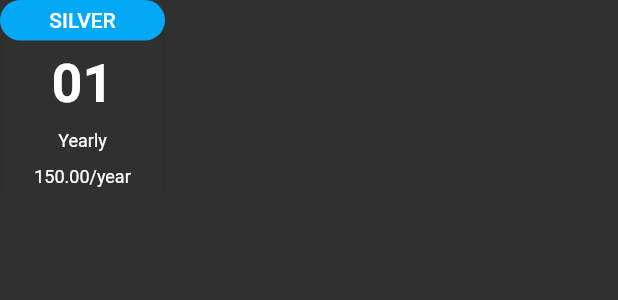
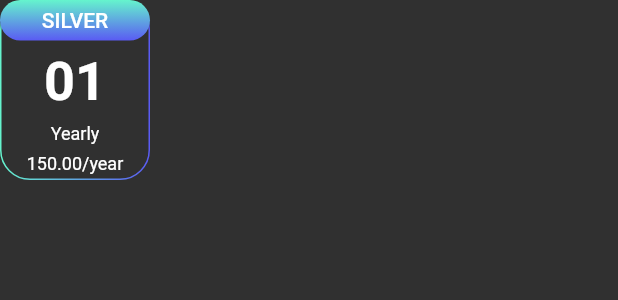
Before and after one commit to arunkc72/freelancerApp, a Flutter app: the BrandBuilderPlans widget shown alone on an empty page, opened directly, on a phone screen of 412 x 824 dp. Shown: the top 300 px of the screen. Run offline on Flutter 3.47's test engine with Material 2 defaults, Android fonts, the light colour scheme and no system bars; our stand-ins replace gradient_borders; missing offline and left inert: bulleted_list.

Commit message:
few adjustments

```diff
--- a/lib/components/brand_builder_plans.dart
+++ b/lib/components/brand_builder_plans.dart
@@ -1,4 +1,5 @@
 import 'package:flutter/material.dart';
+import 'package:gradient_borders/gradient_borders.dart';
 
 class BrandBuilderPlans extends StatelessWidget {
   String? planId, planName, planPrice;
@@ -14,16 +15,18 @@ class BrandBuilderPlans extends StatelessWidget {
     return Stack(
       children: [
         Container(
-          height: 130,
-          width: 110,
+          height: 120,
+          width: 100,
           decoration: BoxDecoration(
-            border: Border.all(
-              color: Color(0xFF2F2E2E),
+            border: GradientBoxBorder(
+              gradient: LinearGradient(
+                colors: [Color(0xff65F4CD), Color(0xff5A5BF3)],
+              ),
             ),
-            borderRadius: BorderRadius.only(
-                topLeft: Radius.circular(15), topRight: Radius.circular(15)),
+            borderRadius: BorderRadius.circular(20),
             boxShadow: [
-              BoxShadow(color: Colors.transparent),
+              BoxShadow(color: Colors.transparent, spreadRadius: 5),
+              BoxShadow(color: Colors.transparent, blurRadius: 4),
             ],
           ),
           child: Column(
@@ -62,9 +65,13 @@ class BrandBuilderPlans extends StatelessWidget {
         ),
         Container(
           height: 27,
-          width: 110,
+          width: 100,
           decoration: BoxDecoration(
-            color: Colors.lightBlue,
+            gradient: const LinearGradient(
+              colors: [Color(0xff65F4CD), Color(0xff5A5BF3)],
+              begin: Alignment.topCenter,
+              end: Alignment.bottomCenter,
+            ),
             borderRadius: BorderRadius.circular(15),
           ),
           child: Center(
--- a/lib/pages/company_page.dart
+++ b/lib/pages/company_page.dart
@@ -92,7 +92,7 @@ class _CompanyPageState extends State<CompanyPage> {
                 ),
                 // this component in in component folder
                 Container(
-                  width: double.infinity,
+                  // width: double.infinity,
                   height: 130,
                   child: ListView(
                     scrollDirection: Axis.horizontal,
--- a/lib/pages/history_page.dart
+++ b/lib/pages/history_page.dart
@@ -1,5 +1,5 @@
 import 'package:brandbuilder_flutter/components/constant.dart';
-import 'package:brandbuilder_flutter/components/history_bulder.dart';
+// import 'package:brandbuilder_flutter/components/history_bulder.dart';
 import 'package:flutter/material.dart';
 
 class HistoryPage extends StatefulWidget {
```
